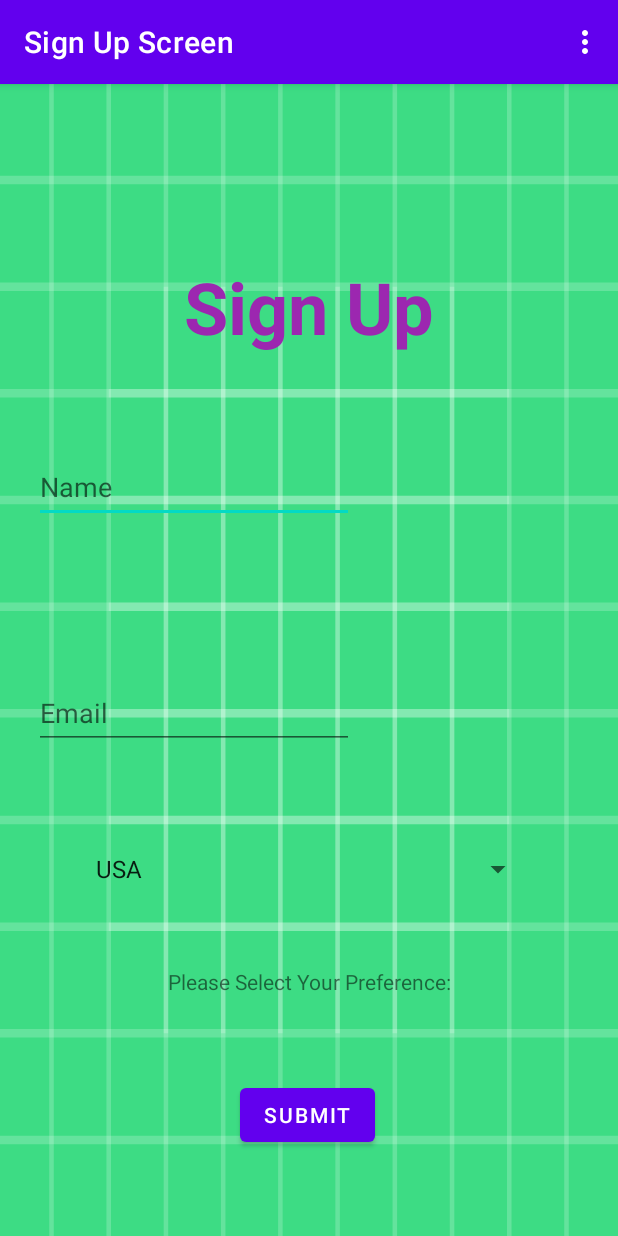
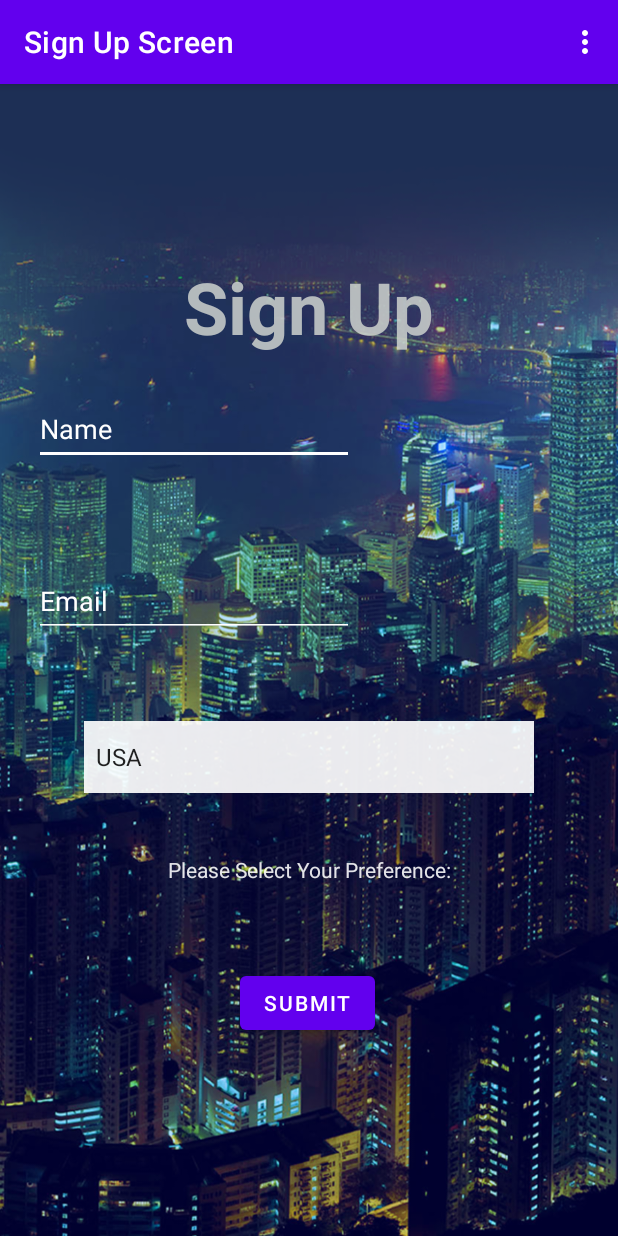
Before and after one commit to JTheoMitr/sign_up_screen, an Android app: the screen it shows after launch (MainActivity), on a phone screen of 412 x 824 dp. Run offline under Robolectric (Android 15) with nearby library versions, the phone set to English and light mode, and no system bars.

Commit message:
Changed Main Activity Layout

```diff
--- a/app/src/main/res/layout/activity_main.xml
+++ b/app/src/main/res/layout/activity_main.xml
@@ -4,7 +4,7 @@
     xmlns:tools="http://schemas.android.com/tools"
     android:layout_width="match_parent"
     android:layout_height="match_parent"
-    android:background="@drawable/ic_launcher_background"
+    android:background="@drawable/_316a042e6e73c757654fd1662a9f139"
     tools:context=".MainActivity">
 
     <TextView
@@ -15,7 +15,7 @@
         android:layout_marginTop="53dp"
         android:layout_marginBottom="525dp"
         android:text="@string/sign_up"
-        android:textColor="#9C27B0"
+        android:textColor="#D8CFD3CF"
         android:textSize="48sp"
         android:textStyle="bold"
         app:layout_constraintBottom_toBottomOf="parent"
@@ -28,13 +28,16 @@
         android:layout_width="wrap_content"
         android:layout_height="wrap_content"
         android:layout_marginStart="24dp"
-        android:layout_marginTop="64dp"
+        android:layout_marginTop="25dp"
         android:layout_marginEnd="177dp"
         android:layout_marginBottom="51dp"
         android:ems="10"
         android:hint="Name"
+        android:backgroundTint="@color/white"
         android:inputType="textPersonName"
         android:minHeight="48dp"
+        android:textColor="#F8F5F5"
+        android:textColorHint="@color/white"
         app:layout_constraintBottom_toTopOf="@+id/editTextEmailAddress"
         app:layout_constraintEnd_toEndOf="parent"
         app:layout_constraintStart_toStartOf="parent"
@@ -45,13 +48,16 @@
         android:layout_width="wrap_content"
         android:layout_height="wrap_content"
         android:layout_marginStart="24dp"
-        android:layout_marginTop="51dp"
+        android:layout_marginTop="15dp"
         android:layout_marginEnd="177dp"
         android:layout_marginBottom="28dp"
+        android:backgroundTint="@color/white"
         android:ems="10"
         android:hint="Email"
         android:inputType="textEmailAddress"
         android:minHeight="48dp"
+        android:textColor="@color/white"
+        android:textColorHint="@color/white"
         app:layout_constraintBottom_toTopOf="@+id/spinner"
         app:layout_constraintEnd_toEndOf="parent"
         app:layout_constraintStart_toStartOf="parent"
@@ -65,6 +71,7 @@
         android:layout_marginTop="28dp"
         android:layout_marginEnd="24dp"
         android:layout_marginBottom="41dp"
+        android:background="#E9FFFFFF"
         android:entries="@array/countries"
         android:minHeight="48dp"
         app:layout_constraintBottom_toTopOf="@+id/textViewPreference"
@@ -80,9 +87,12 @@
         android:layout_marginTop="41dp"
         android:layout_marginEnd="100dp"
         android:text="Please Select Your Preference:"
+        android:textColor="#E2FFFFFF"
         app:layout_constraintEnd_toEndOf="parent"
         app:layout_constraintStart_toStartOf="parent"
         app:layout_constraintTop_toBottomOf="@+id/spinner" />
+
+
 
     <Button
         android:id="@+id/button"
```
Also changed, not shown: app/src/main/res/drawable/_316a042e6e73c757654fd1662a9f139.png (added).
